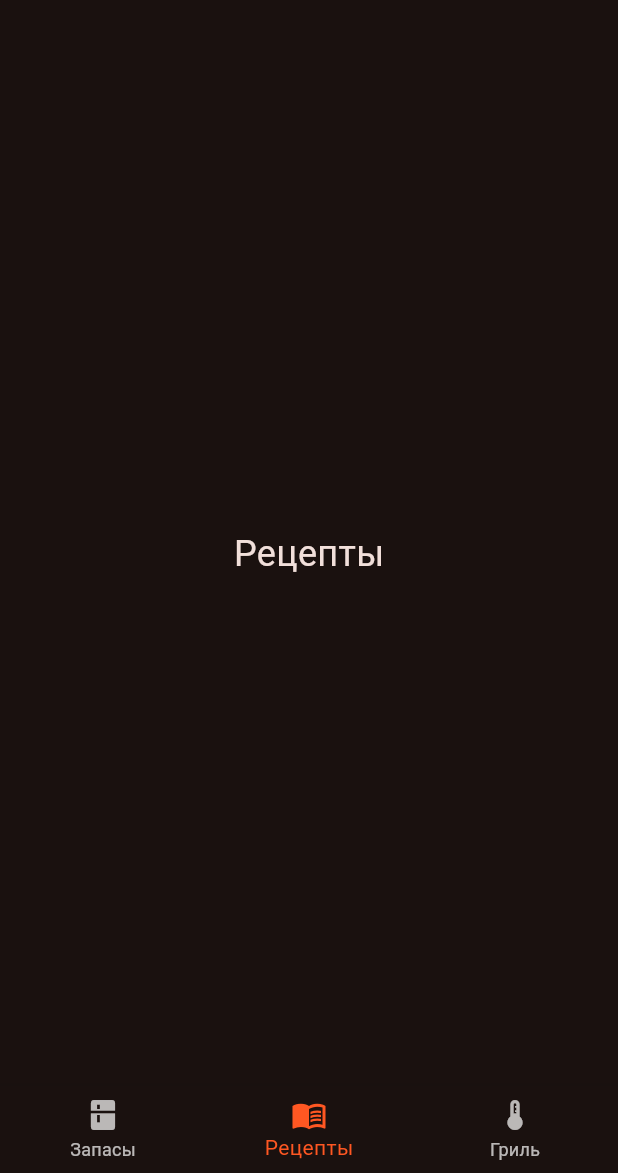
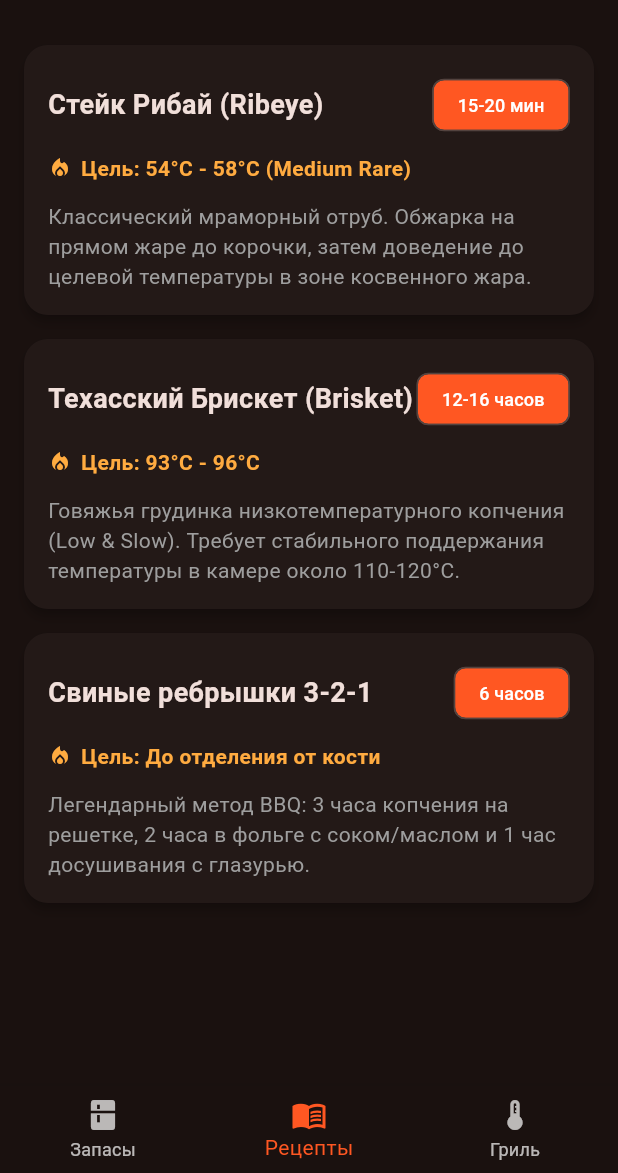
Before and after one commit to denis71reg/termoflow, a Flutter app: the screen it shows after launch, item 2 of the bottom bar chosen, on a phone screen of 412 x 824 dp, the part 63-1236 px from its top. Run offline on Flutter 3.47's test engine with Material 3 defaults, Android fonts, the light colour scheme and no system bars.

Commit message:
Добавлены экраны Запасы, Рецепты и Гриль

```diff
--- a/lib/main.dart
+++ b/lib/main.dart
@@ -34,10 +34,10 @@ class _MainScreenState extends State<MainScreen> {
   // Начинаем со вкладки "Запасы" (индекс 0)
   int _selectedIndex = 0;
 
-  // Подключаем наши экраны
+  // Подключаем все наши экраны
   static const List<Widget> _screens = <Widget>[
     InventoryScreen(),
-    Center(child: Text('Рецепты', style: TextStyle(fontSize: 24))),
+    RecipesScreen(),
     GrillScreen(),
   ];
 
@@ -151,6 +151,86 @@ class InventoryScreen extends StatelessWidget {
   }
 }
 
+class RecipesScreen extends StatelessWidget {
+  const RecipesScreen({super.key});
+
+  @override
+  Widget build(BuildContext context) {
+    final List<Map<String, dynamic>> recipes = [
+      {
+        'title': 'Стейк Рибай (Ribeye)',
+        'temp': '54°C - 58°C (Medium Rare)',
+        'time': '15-20 мин',
+        'description': 'Классический мраморный отруб. Обжарка на прямом жаре до корочки, затем доведение до целевой температуры в зоне косвенного жара.',
+      },
+      {
+        'title': 'Техасский Брискет (Brisket)',
+        'temp': '93°C - 96°C',
+        'time': '12-16 часов',
+        'description': 'Говяжья грудинка низкотемпературного копчения (Low & Slow). Требует стабильного поддержания температуры в камере около 110-120°C.',
+      },
+      {
+        'title': 'Свиные ребрышки 3-2-1',
+        'temp': 'До отделения от кости',
+        'time': '6 часов',
+        'description': 'Легендарный метод BBQ: 3 часа копчения на решетке, 2 часа в фольге с соком/маслом и 1 час досушивания с глазурью.',
+      },
+    ];
+
+    return ListView.builder(
+      padding: const EdgeInsets.all(16),
+      itemCount: recipes.length,
+      itemBuilder: (context, index) {
+        final recipe = recipes[index];
+        return Card(
+          margin: const EdgeInsets.only(bottom: 16),
+          elevation: 3,
+          shape: RoundedRectangleBorder(borderRadius: BorderRadius.circular(16)),
+          child: Padding(
+            padding: const EdgeInsets.all(16.0),
+            child: Column(
+              crossAxisAlignment: CrossAxisAlignment.start,
+              children: [
+                Row(
+                  mainAxisAlignment: MainAxisAlignment.spaceBetween,
+                  children: [
+                    Expanded(
+                      child: Text(
+                        recipe['title'],
+                        style: const TextStyle(fontSize: 18, fontWeight: FontWeight.bold),
+                      ),
+                    ),
+                    Chip(
+                      label: Text(recipe['time'], style: const TextStyle(color: Colors.white, fontSize: 12)),
+                      backgroundColor: Colors.deepOrange,
+                    ),
+                  ],
+                ),
+                const SizedBox(height: 8),
+                Row(
+                  children: [
+                    const Icon(Icons.local_fire_department, size: 16, color: Colors.orangeAccent),
+                    const SizedBox(width: 6),
+                    Text(
+                      'Цель: ${recipe['temp']}',
+                      style: const TextStyle(color: Colors.orangeAccent, fontWeight: FontWeight.w600),
+                    ),
+                  ],
+                ),
+                const SizedBox(height: 12),
+                Text(
+                  recipe['description'],
+                  style: const TextStyle(color: Colors.grey, height: 1.4),
+                ),
+              ],
+            ),
+          ),
+        );
+      },
+    );
+  }
+}
+
 class GrillScreen extends StatelessWidget {
   const GrillScreen({super.key});
 
```
